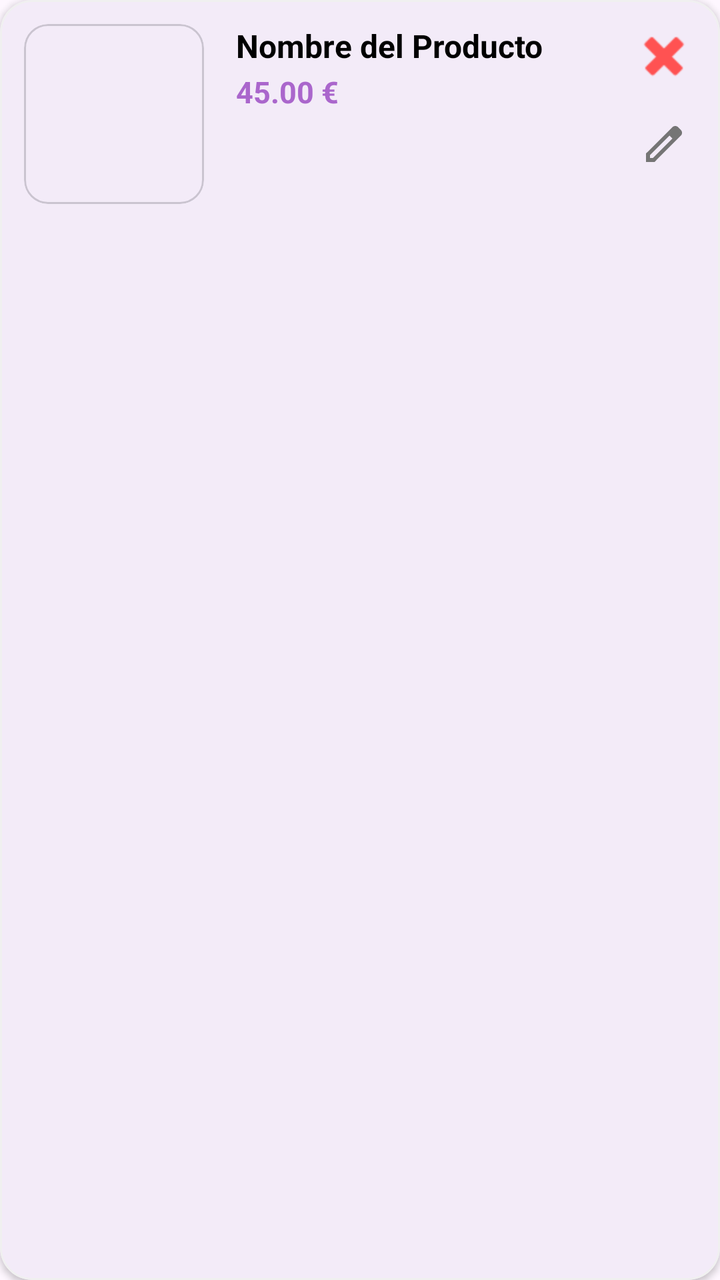
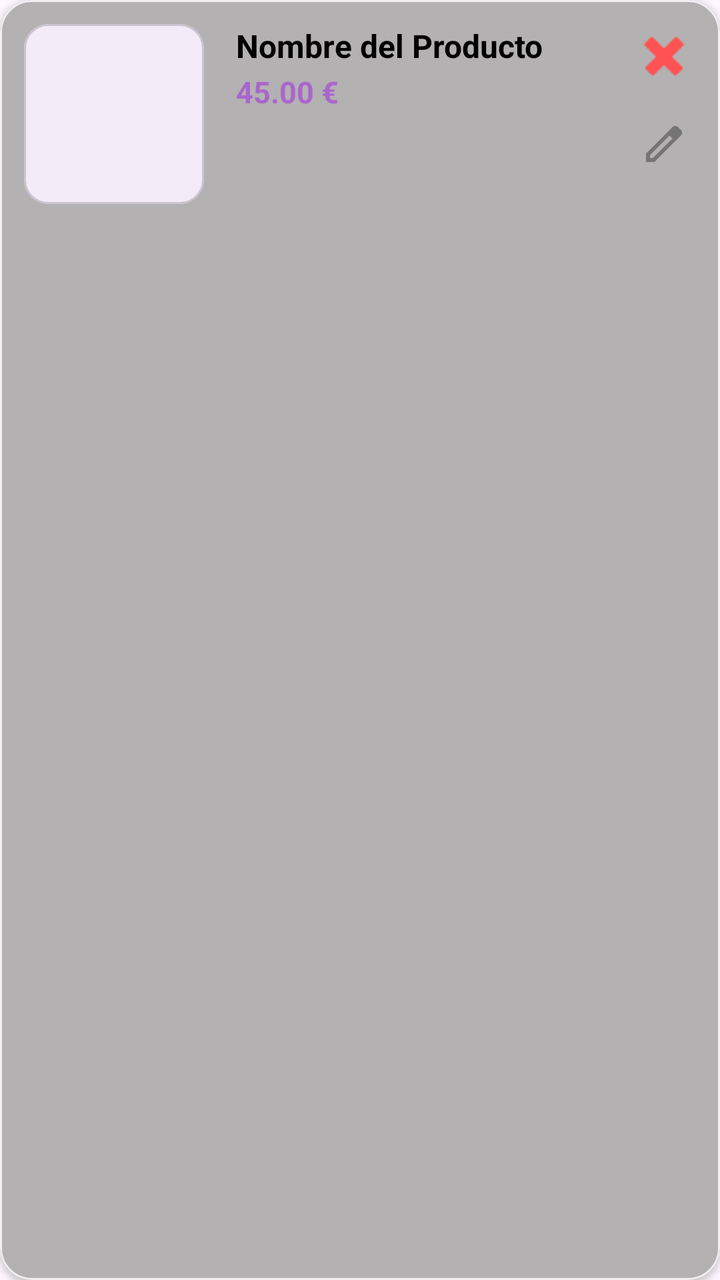

Screens rendered from an Android XML layout before and after an edit, with the pre-edit source and the edit as a unified diff.
<!-- AndroidManifest.xml: application theme Theme.ProyectoIntermodularTFG -->
<!-- res/layout/recycler_view_item_productos_en_venta.xml -->
<?xml version="1.0" encoding="utf-8"?>
<com.google.android.material.card.MaterialCardView xmlns:android="http://schemas.android.com/apk/res/android"
    xmlns:app="http://schemas.android.com/apk/res-auto"
    android:layout_width="match_parent"
    android:layout_height="wrap_content"
    android:layout_marginHorizontal="12dp"
    android:layout_marginVertical="6dp"
    app:cardCornerRadius="16dp"
    app:cardElevation="2dp"
    app:strokeWidth="1dp"
    app:strokeColor="#F0F0F0">

    <LinearLayout
        android:layout_width="match_parent"
        android:layout_height="wrap_content"
        android:orientation="horizontal"
        android:padding="12dp">

        <com.google.android.material.card.MaterialCardView
            android:layout_width="90dp"
            android:layout_height="90dp"
            app:cardCornerRadius="12dp"
            app:cardElevation="0dp">

            <ImageView
                android:id="@+id/ivVentaImagen"
                android:layout_width="match_parent"
                android:layout_height="match_parent"
                android:scaleType="centerCrop" />
        </com.google.android.material.card.MaterialCardView>

        <LinearLayout
            android:layout_width="0dp"
            android:layout_height="wrap_content"
            android:layout_weight="1"
            android:layout_marginStart="16dp"
            android:orientation="vertical">

            <TextView
                android:id="@+id/tvVentaNombre"
                android:layout_width="match_parent"
                android:layout_height="wrap_content"
                android:text="Nombre del Producto"
                android:textColor="@color/black"
                android:textSize="16sp"
                android:textStyle="bold"
                android:maxLines="1"
                android:ellipsize="end"/>

            <TextView
                android:id="@+id/tvVentaPrecio"
                android:layout_width="wrap_content"
                android:layout_height="wrap_content"
                android:text="45.00 €"
                android:textColor="@android:color/holo_purple"
                android:textSize="15sp"
                android:textStyle="bold"
                android:layout_marginTop="2dp"/>

        </LinearLayout>

        <LinearLayout
            android:layout_width="wrap_content"
            android:layout_height="match_parent"
            android:gravity="end"
            android:orientation="vertical">

            <ImageButton
                android:id="@+id/btnVentaEliminar"
                android:layout_width="32dp"
                android:layout_height="32dp"
                android:background="?attr/selectableItemBackgroundBorderless"
                android:src="@android:drawable/ic_delete"
                app:tint="#FF5252" />

            <ImageButton
                android:id="@+id/btnVentaEditar"
                android:layout_width="32dp"
                android:layout_height="32dp"
                android:layout_marginTop="12dp"
                android:background="?attr/selectableItemBackgroundBorderless"
                android:src="@drawable/outline_edit_24"
                app:tint="#757575" />
        </LinearLayout>

    </LinearLayout>
</com.google.android.material.card.MaterialCardView>
<!-- resources referenced by this layout -->
<resources>
  <color name="black">#FF000000</color>
  <!-- drawable outline_edit_24 (drawable) -->
  <vector xmlns:android="http://schemas.android.com/apk/res/android" android:height="24dp" android:tint="#000000" android:viewportHeight="960" android:viewportWidth="960" android:width="24dp">
        
      <path android:fillColor="@android:color/white" android:pathData="M200,760L257,760L648,369L591,312L200,703L200,760ZM120,840L120,670L648,143Q660,132 674.5,126Q689,120 705,120Q721,120 736,126Q751,132 762,144L817,200Q829,211 834.5,226Q840,241 840,256Q840,272 834.5,286.5Q829,301 817,313L290,840L120,840ZM760,256L760,256L704,200L704,200L760,256ZM619,341L591,312L591,312L648,369L648,369L619,341Z"/>
      
  </vector>
  <style name="Theme.ProyectoIntermodularTFG" parent="Base.Theme.ProyectoIntermodularTFG" />
  <style name="Base.Theme.ProyectoIntermodularTFG" parent="Theme.Material3.DayNight.NoActionBar">
          
          
      </style>
</resources>

<!-- the commit's change to res/layout/recycler_view_item_productos_en_venta.xml (unified diff, before → after) -->
@@ -8,7 +8,8 @@
     app:cardCornerRadius="16dp"
     app:cardElevation="2dp"
     app:strokeWidth="1dp"
-    app:strokeColor="#F0F0F0">
+    app:strokeColor="#F0F0F0"
+    app:cardBackgroundColor="#B3B1B1">
 
     <LinearLayout
         android:layout_width="match_parent"
